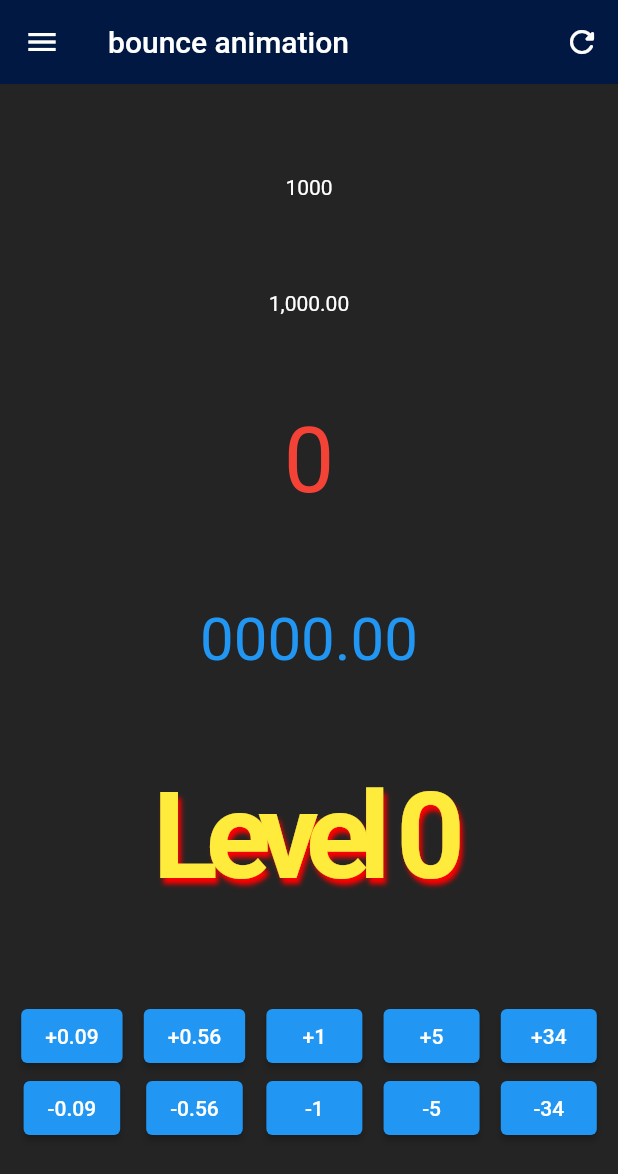
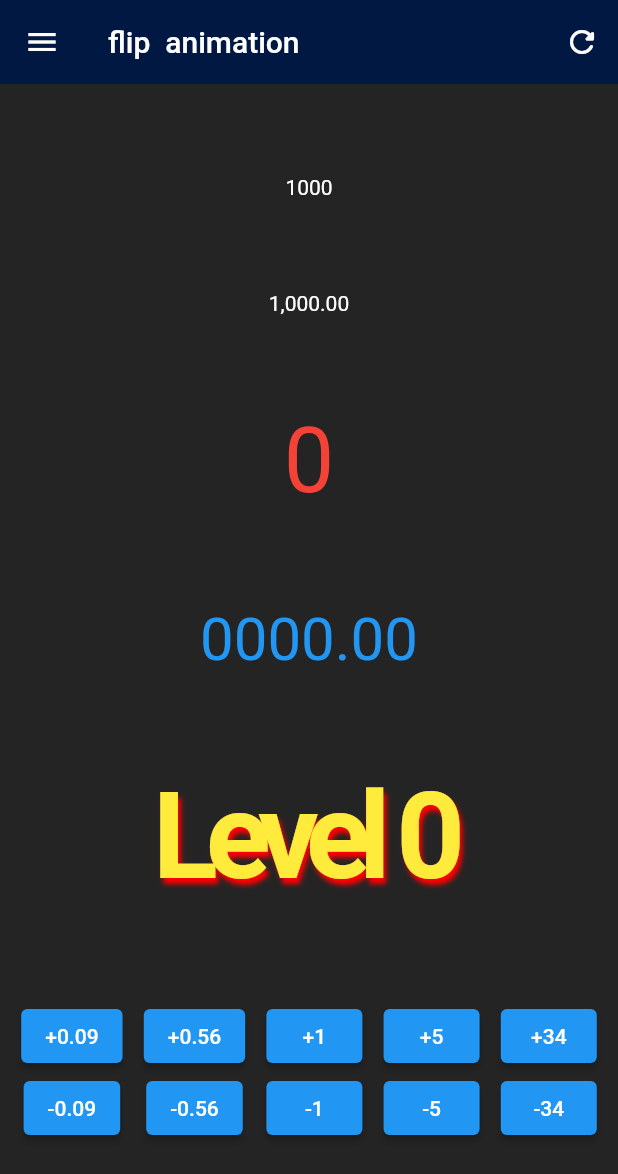
Before and after one commit to dev1abhi/Flutter-Animations, a Flutter app: the flip screen opened directly, on a phone screen of 412 x 824 dp. Shown: the top 1174 px of the screen. Run offline on Flutter 3.47's test engine with Material 2 defaults, Android fonts, the phone set to English and light mode, and no system bars; drawn by our look-alikes of animated_flip_counter; our stand-ins replace flutter_zoom_drawer, get, lottie.

Commit message:
text edited

```diff
--- a/lib/Screens/flip_counter.dart
+++ b/lib/Screens/flip_counter.dart
@@ -32,7 +32,7 @@ class _flipState extends State<flip> {
               icon: const Icon(Icons.refresh_rounded))
           ],
           backgroundColor: mainpagecolor,
-          title: const Text('bounce animation'),
+          title: const Text('flip  animation'),
 
 
           leading: IconButton(
```
